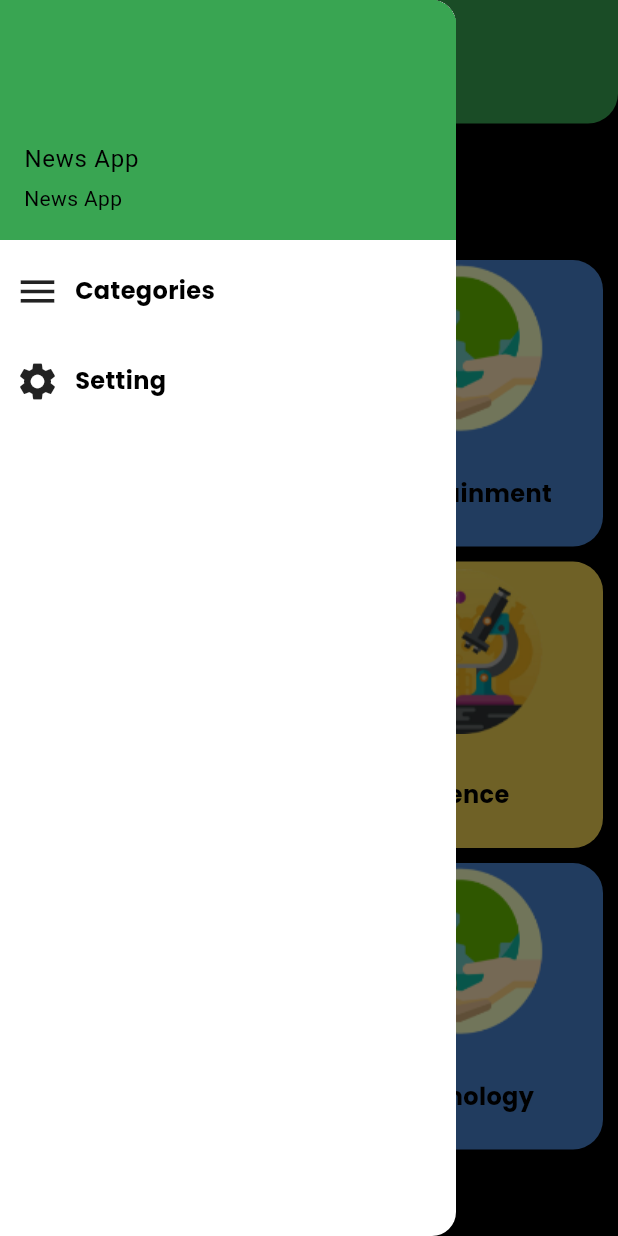
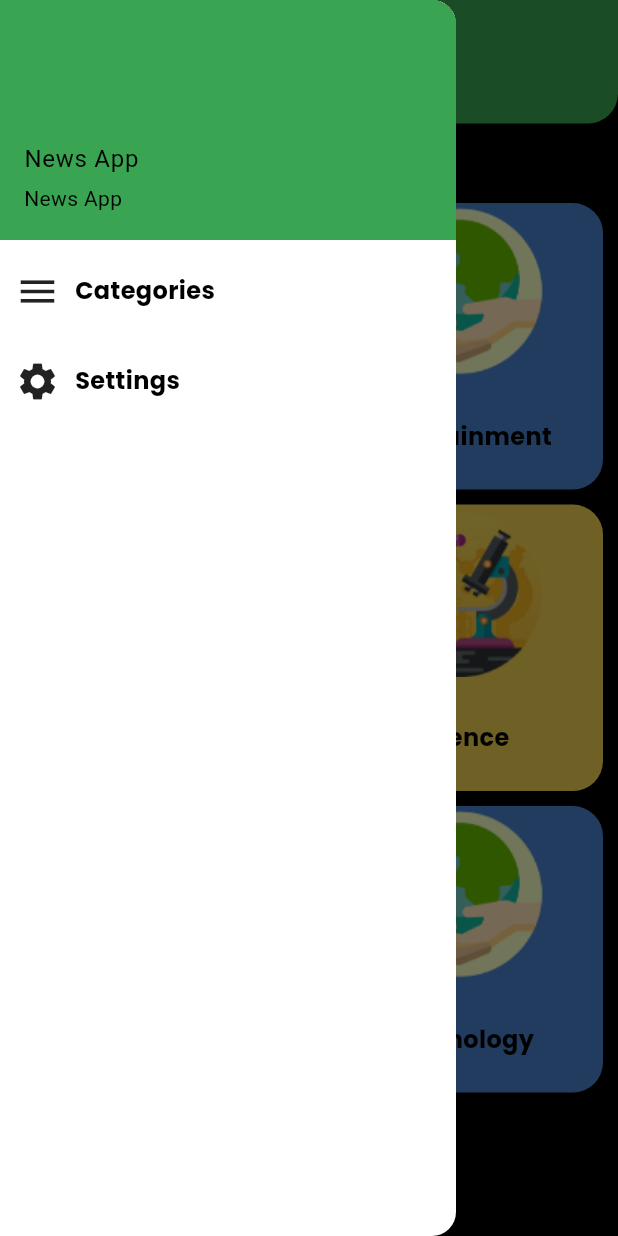
Before and after one commit to heshamgasser/news_app, a Flutter app: the screen it shows after launch, with the side drawer open, on a phone screen of 412 x 824 dp. Run offline on Flutter 3.47's test engine with Material 2 defaults, Android fonts, the phone set to English and light mode, and no system bars; our stand-ins replace cached_network_image, google_fonts, shared_preferences; generated files the repository leaves out were written again; Roboto replaces fonts that are missing (Exo).

Commit message:
Add arabic Language

```diff
--- a/lib/home_layout/home_layout.dart
+++ b/lib/home_layout/home_layout.dart
@@ -1,10 +1,10 @@
 import 'package:app_template/provider/home_provider.dart';
 import 'package:app_template/screens/category_screen.dart';
 import 'package:app_template/screens/news_screen.dart';
-import 'package:app_template/screens/setting_screen.dart';
 import 'package:app_template/screens/widget/drawer_widget.dart';
 import 'package:flutter/material.dart';
 import 'package:provider/provider.dart';
+import 'package:flutter_gen/gen_l10n/app_localizations.dart';
 
 class HomeScreen extends StatelessWidget {
   static const String routeName = 'Home Screen';
@@ -29,7 +29,7 @@ class HomeScreen extends StatelessWidget {
             centerTitle: true,
             title: Text(
               provider.categoryModel == null
-                  ? 'News App'
+                  ? AppLocalizations.of(context)!.newsApp
                   : provider.categoryModel!.name,
               style: Theme.of(context).textTheme.titleLarge,
             ),
--- a/lib/models/category_item_model.dart
+++ b/lib/models/category_item_model.dart
@@ -1,5 +1,6 @@
 import 'package:app_template/shared/style/app_colors.dart';
 import 'package:flutter/material.dart';
+
 
 class CategoryModel {
  String id;
--- a/lib/screens/category_screen.dart
+++ b/lib/screens/category_screen.dart
@@ -1,6 +1,7 @@
 import 'package:app_template/models/category_item_model.dart';
 import 'package:app_template/screens/widget/category_screen_widget/categoryItemWidget.dart';
 import 'package:flutter/material.dart';
+import 'package:flutter_gen/gen_l10n/app_localizations.dart';
 
 class CategoryScreen extends StatelessWidget {
   static const String routeName = 'Category Screen';
@@ -18,9 +19,9 @@ CategoryScreen(this.onCategorySelected);
           mainAxisAlignment: MainAxisAlignment.start,
           crossAxisAlignment: CrossAxisAlignment.stretch,
           children: [
-            Text('Pick Your Category', style: Theme.of(context).textTheme.bodyLarge,),
-            SizedBox(height: 5),
-            Text('of Interest', style: Theme.of(context).textTheme.bodyLarge,),
+            Text(AppLocalizations.of(context)!.selectCategory, style: Theme.of(context).textTheme.bodyLarge,),
+            // SizedBox(height: 5),
+            // Text('of Interest', style: Theme.of(context).textTheme.bodyLarge,),
             SizedBox(height: 10,),
             Expanded(
               child: GridView.builder(
@@ -34,7 +35,7 @@ CategoryScreen(this.onCategorySelected);
                     onTap: () {
                       onCategorySelected(category[index]);
                     },
-                    child: CatergoryItemWidget(category[index], index));
+                    child: CatergoryItemWidget(category[index], index),);
               },),
             ),
           ],
--- a/lib/screens/widget/drawer_widget.dart
+++ b/lib/screens/widget/drawer_widget.dart
@@ -1,5 +1,6 @@
 import 'package:app_template/screens/setting_screen.dart';
 import 'package:flutter/material.dart';
+import 'package:flutter_gen/gen_l10n/app_localizations.dart';
 
 class DrawerWidget extends StatelessWidget {
   static int CATEGORY = 1;
@@ -35,7 +36,7 @@ class DrawerWidget extends StatelessWidget {
                       ),
                       SizedBox(width: 10),
                       Text(
-                        'Categories',
+                        AppLocalizations.of(context)!.categories,
                         style: Theme.of(context).textTheme.bodyMedium,
                       ),
                     ],
@@ -55,7 +56,7 @@ class DrawerWidget extends StatelessWidget {
                       ),
                       SizedBox(width: 10),
                       Text(
-                        'Setting',
+                        AppLocalizations.of(context)!.settings,
                         style: Theme.of(context).textTheme.bodyMedium,
                       ),
                     ],
```
Also changed, not shown: lib/l10n/app_ar.arb (+19 -20 lines), lib/l10n/app_en.arb (+11 -12 lines).
